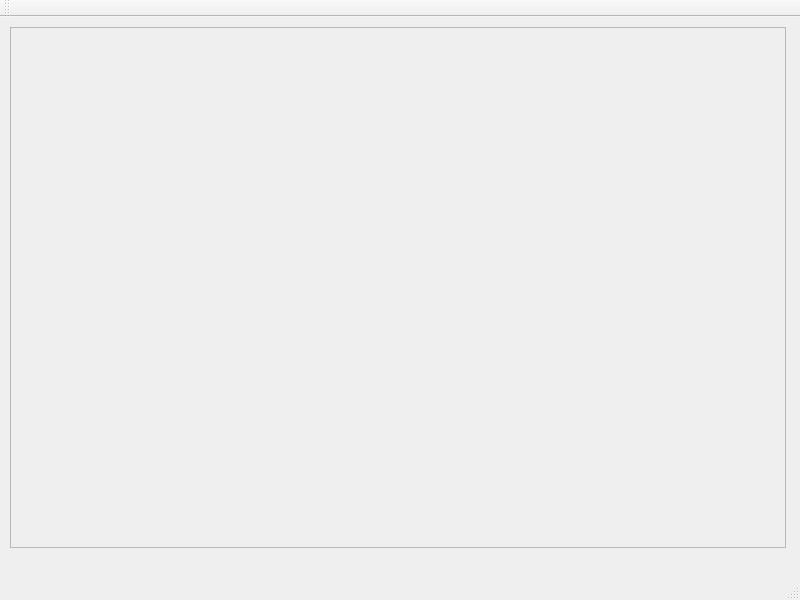
Old version of the form Qt/Editor/mainwindow.ui in the repository feliperobledo/Portafolio.
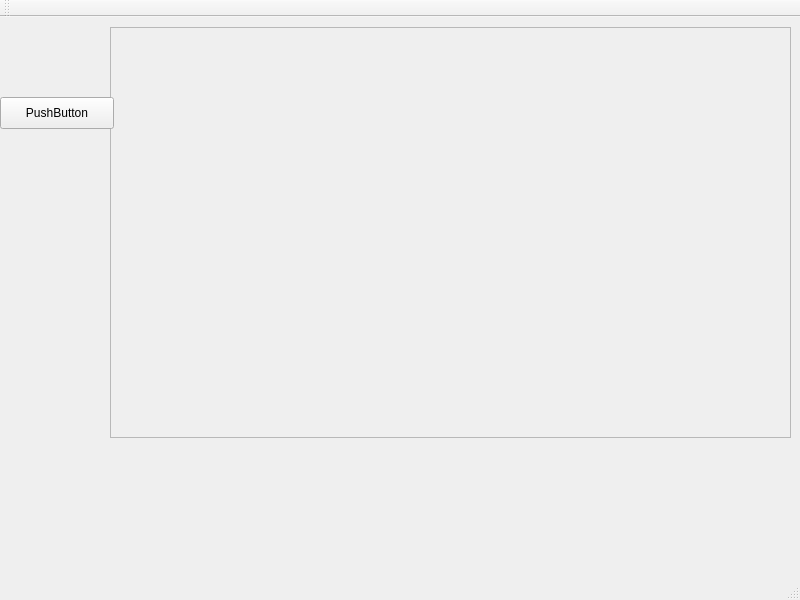
New version of the form.

Commit message: Designed architecture based on MVC (model-view-controller patter) Added a creation button Model created is wrong. Need to work on the model code

What changed in the file:
```diff
--- a/Qt/Editor/mainwindow.ui
+++ b/Qt/Editor/mainwindow.ui
@@ -29,10 +29,10 @@
    <widget class="QFrame" name="WorldFrame">
     <property name="geometry">
      <rect>
-      <x>10</x>
+      <x>110</x>
       <y>10</y>
-      <width>776</width>
-      <height>521</height>
+      <width>681</width>
+      <height>411</height>
      </rect>
     </property>
     <property name="minimumSize">
@@ -48,6 +48,19 @@
      <enum>QFrame::Raised</enum>
     </property>
    </widget>
+   <widget class="QPushButton" name="pushButton">
+    <property name="geometry">
+     <rect>
+      <x>0</x>
+      <y>80</y>
+      <width>114</width>
+      <height>32</height>
+     </rect>
+    </property>
+    <property name="text">
+     <string>PushButton</string>
+    </property>
+   </widget>
   </widget>
   <widget class="QMenuBar" name="menuBar">
    <property name="geometry">
```
Left out of the diff: 22 changed lines with no effect on the pictures. The commit also changes 35 other files.
